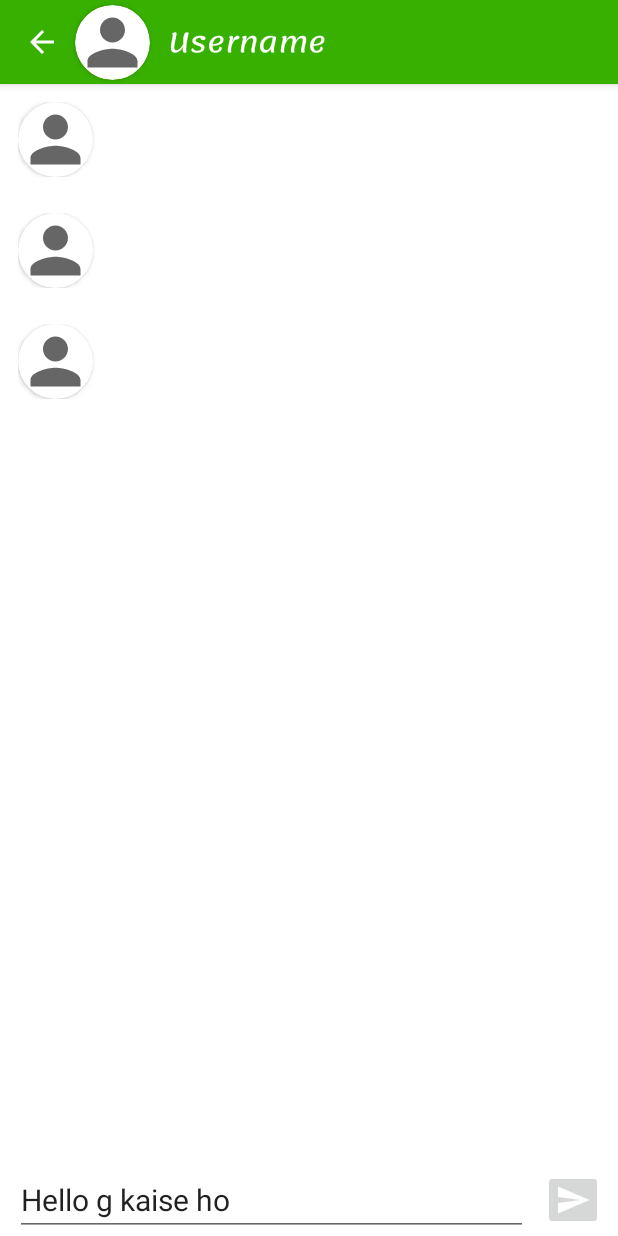
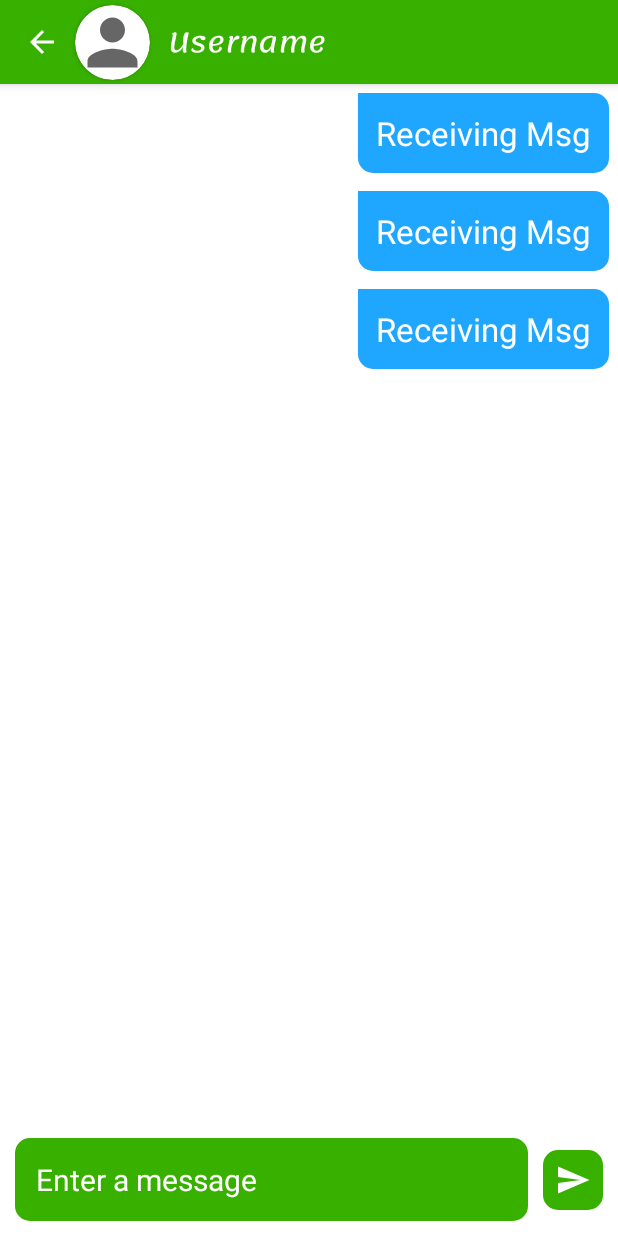
Before and after one commit to 1-SOURAV/ChatApp, an Android app: the layout activity_detailed_chat.xml on its own in the app's theme, with its tools: preview values and no code run, on a phone screen of 412 x 824 dp. Run offline under Robolectric (Android 15) with nearby library versions, the phone set to English and light mode, and no system bars; Roboto replaces fonts that are not available here.

Commit message:
Implemented Chat Functionality

```diff
--- a/app/src/main/java/com/sourav1/chatapp/Screens/Dashboard.kt
+++ b/app/src/main/java/com/sourav1/chatapp/Screens/Dashboard.kt
@@ -49,7 +49,7 @@ class Dashboard : AppCompatActivity() {
 
         val adapter = ViewPagerAdapter(supportFragmentManager)
         adapter.addFragment(ChatsScreen(), "Chats")
-        adapter.addFragment(UsersScreen(), "Users")
+//        adapter.addFragment(UsersScreen(), "Users")
         adapter.addFragment(ProfileScreen(), "Profile")
 
         pager.adapter = adapter
--- a/app/src/main/res/drawable/item_text_in_bg.xml
+++ b/app/src/main/res/drawable/item_text_in_bg.xml
@@ -1,7 +1,7 @@
 <?xml version="1.0" encoding="utf-8"?>
 <shape xmlns:android="http://schemas.android.com/apk/res/android">
 
-    <solid android:color="@color/myGreen"/>
+    <solid android:color="#F67310"/>
     <corners
         android:bottomLeftRadius="10dp"
         android:topRightRadius="10dp"
--- /dev/null
+++ b/app/src/main/res/drawable/msg_et_bg.xml
@@ -0,0 +1,7 @@
+<?xml version="1.0" encoding="utf-8"?>
+<shape xmlns:android="http://schemas.android.com/apk/res/android">
+
+    <solid android:color="@color/myGreen"/>
+    <corners android:radius="10dp"/>
+
+</shape>
--- a/app/src/main/res/layout/activity_detailed_chat.xml
+++ b/app/src/main/res/layout/activity_detailed_chat.xml
@@ -5,6 +5,16 @@
     android:layout_width="match_parent"
     android:layout_height="match_parent"
     tools:context=".Screens.DetailedChat">
+
+    <ProgressBar
+        android:layout_width="40dp"
+        android:layout_height="40dp"
+        android:id="@+id/progressBar"
+        app:layout_constraintLeft_toLeftOf="parent"
+        app:layout_constraintRight_toRightOf="parent"
+        app:layout_constraintTop_toTopOf="parent"
+        app:layout_constraintBottom_toBottomOf="parent"
+        android:visibility="gone"/>
 
     <com.google.android.material.appbar.AppBarLayout
         android:id="@+id/appBarLayout1"
@@ -74,7 +84,7 @@
         app:layout_constraintLeft_toLeftOf="parent"
         app:layout_constraintRight_toRightOf="parent"
         app:layout_constraintTop_toBottomOf="@+id/appBarLayout1"
-        tools:listitem="@layout/chat_item" />
+        tools:listitem="@layout/item_text_out" />
 
     <EditText
         android:id="@+id/msgEt"
@@ -82,16 +92,24 @@
         android:layout_height="wrap_content"
         android:layout_marginHorizontal="10dp"
         android:textSize="20sp"
+        android:layout_marginVertical="10dp"
+        android:padding="14dp"
+        android:textColor="@color/white"
+        android:background="@drawable/msg_et_bg"
         app:layout_constraintBottom_toBottomOf="parent"
         app:layout_constraintLeft_toLeftOf="parent"
         app:layout_constraintRight_toLeftOf="@id/sendBtn"
-        tools:text="Hello g kaise ho" />
+        android:hint="@string/enter_a_message"
+        android:textColorHint="@color/white"
+        android:autofillHints="Say Hii.." />
 
     <ImageButton
         android:id="@+id/sendBtn"
         android:layout_width="40dp"
         android:layout_height="40dp"
-        android:layout_marginRight="10dp"
+        android:layout_marginEnd="10dp"
+        android:background="@drawable/msg_et_bg"
+        android:padding="10dp"
         android:src="@drawable/ic_baseline_send_24"
         app:layout_constraintBottom_toBottomOf="@id/msgEt"
         app:layout_constraintLeft_toRightOf="@id/msgEt"
--- a/app/src/main/res/values/strings.xml
+++ b/app/src/main/res/values/strings.xml
@@ -19,4 +19,5 @@
     <string name="login_with_google">Login with Google</string>
     <string name="logout">Logout</string>
     <string name="user_image">User Image</string>
+    <string name="enter_a_message">Enter a message</string>
 </resources>
```
Also changed, not shown: app/src/main/java/com/sourav1/chatapp/Adapter/DetailedChatRvAdapter.kt (added, +61 -0 lines), app/src/main/java/com/sourav1/chatapp/FragmentScreen/ChatsScreen.kt (+3 -5 lines), app/src/main/java/com/sourav1/chatapp/Screens/DetailedChat.kt (+91 -5 lines), app/src/main/res/layout/fragment_chats_screen.xml (+10 -0 lines).
